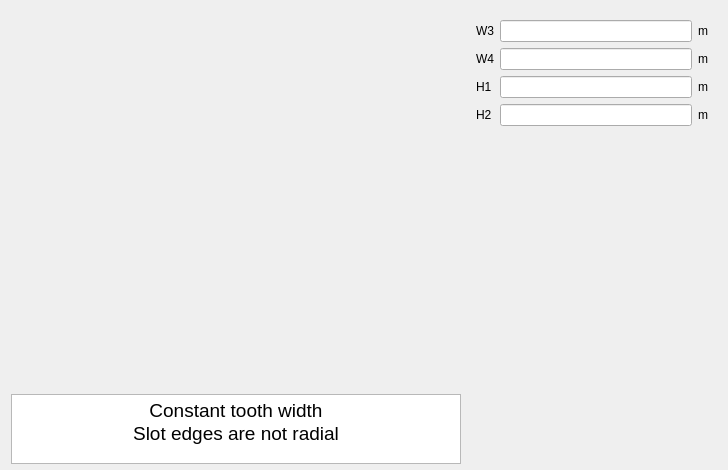
Above: pyleecan/GUI/Dialog/DMachineSetup/SWSlot/PWSlot25/PWSlot25.ui from Eomys/pyleecan before the change. Below: the same form after it.
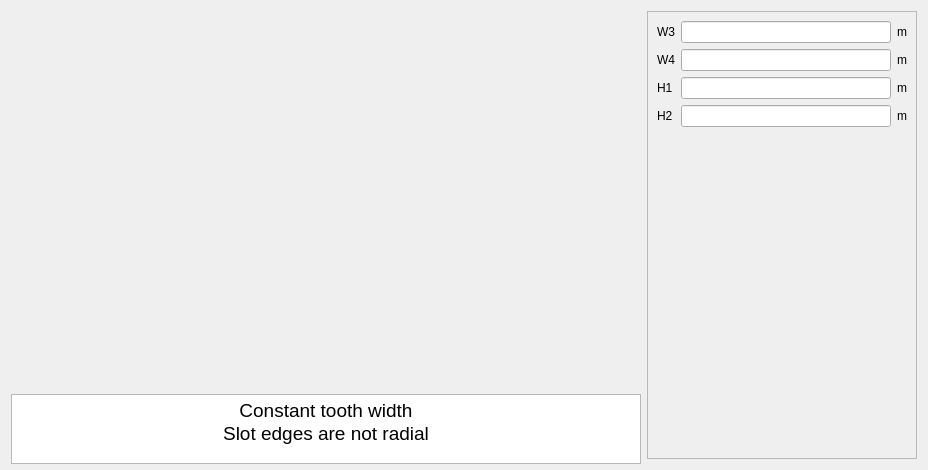
That is the form after the change. Icons and pictures are not drawn. Custom widgets are drawn as their Qt base class.

Commit message: [CO] Scroll widget for right column

```diff
--- a/pyleecan/GUI/Dialog/DMachineSetup/SWSlot/PWSlot25/PWSlot25.ui
+++ b/pyleecan/GUI/Dialog/DMachineSetup/SWSlot/PWSlot25/PWSlot25.ui
@@ -6,7 +6,7 @@
    <rect>
     <x>0</x>
     <y>0</y>
-    <width>728</width>
+    <width>928</width>
     <height>470</height>
    </rect>
   </property>
@@ -86,18 +86,30 @@
     </layout>
    </item>
    <item>
-    <widget class="QWidget" name="widget" native="true">
+    <widget class="QScrollArea" name="scrollArea">
      <property name="minimumSize">
       <size>
-       <width>250</width>
+       <width>270</width>
        <height>0</height>
       </size>
      </property>
      <property name="maximumSize">
       <size>
-       <width>250</width>
+       <width>270</width>
        <height>16777215</height>
       </size>
+     </property>
+     <property name="widgetResizable">
+      <bool>true</bool>
+     </property>
+     <widget class="QWidget" name="scrollAreaWidgetContents">
+      <property name="geometry">
+       <rect>
+        <x>0</x>
+        <y>0</y>
+        <width>268</width>
+        <height>446</height>
+       </rect>
      </property>
      <layout class="QVBoxLayout" name="verticalLayout">
       <item>
@@ -189,6 +201,7 @@
        <widget class="WWSlotOut" name="w_out" native="true"/>
       </item>
      </layout>
+     </widget>
     </widget>
    </item>
   </layout>
```
Lines whose indentation alone changed are shown as unchanged. The commit also changes 84 other files.
